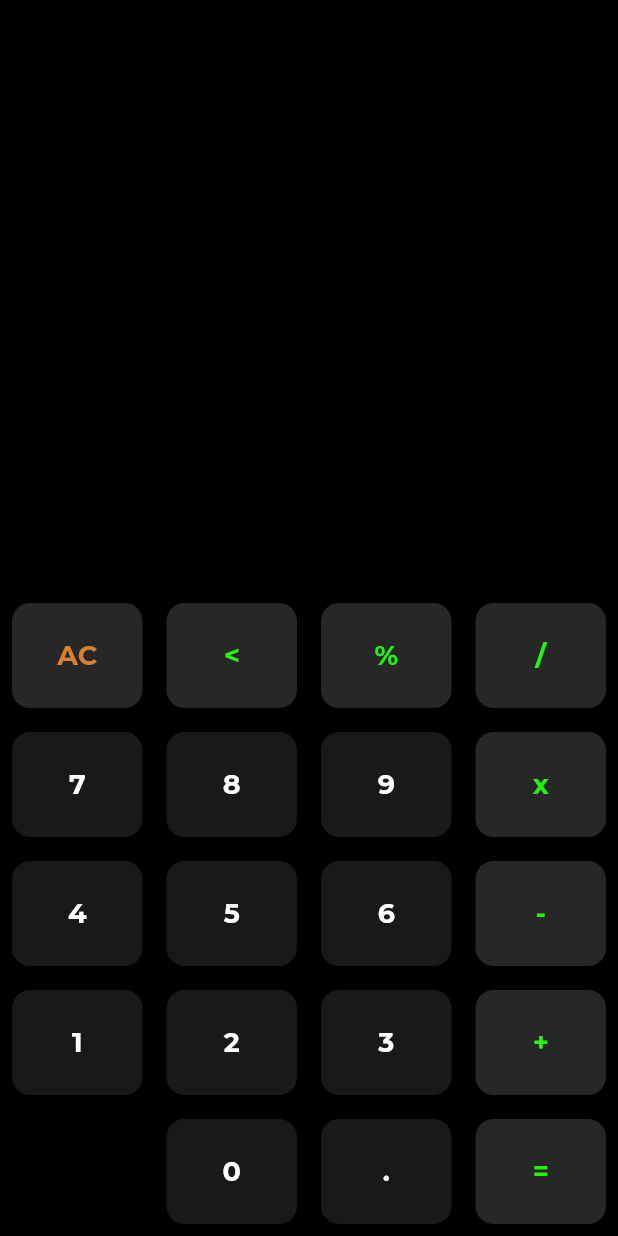
After one commit to Viraj1812/calculator_app, a Flutter app: the screen it shows after launch, on a phone screen of 412 x 824 dp. The commit adds this screen. Run offline on Flutter 3.47's test engine with Material 3 defaults, Android fonts, the phone set to English and light mode, and no system bars; our stand-ins replace google_fonts, math_expressions.

Commit message:
Seperate the UI in different different Widgets

```diff
--- /dev/null
+++ b/lib/button_row.dart
@@ -0,0 +1,38 @@
+import 'package:calculator_app/button_widget.dart';
+import 'package:flutter/material.dart';
+
+class ButtonRow extends StatelessWidget {
+  const ButtonRow(
+      {super.key,
+      required this.ls,
+      required this.tColor,
+      required this.onPress,
+      required this.buttonBgColor});
+
+  final List<String> ls;
+  final List tColor;
+  final Function(String) onPress;
+  final List buttonBgColor;
+
+  @override
+  Widget build(BuildContext context) {
+    return Column(
+      children: [
+        for (int i = 0; i < ls.length; i += 4)
+          Row(
+            children: [
+              for (int j = i; j < i + 4; j++)
+                ButtonWidget(
+                  text: ls[j],
+                  press: () {
+                    Future.microtask(() => onPress(ls[j]));
+                  },
+                  tColor: tColor[j],
+                  buttonBgColor: buttonBgColor[j],
+                )
+            ],
+          ),
+      ],
+    );
+  }
+}
--- a/lib/button_widget.dart
+++ b/lib/button_widget.dart
@@ -1,4 +1,3 @@
-import 'package:calculator_app/colors.dart';
 import 'package:flutter/material.dart';
 import 'package:google_fonts/google_fonts.dart';
 
@@ -6,8 +5,8 @@ class ButtonWidget extends StatelessWidget {
   const ButtonWidget({
     required this.text,
     required this.press,
-    this.tColor = Colors.white,
-    this.buttonBgColor = buttonColor,
+    required this.tColor,
+    required this.buttonBgColor,
     super.key,
   });
 
@@ -28,7 +27,11 @@ class ButtonWidget extends StatelessWidget {
               shape: RoundedRectangleBorder(
                 borderRadius: BorderRadius.circular(12),
               )),
-          onPressed: () => press(),
+          onPressed: () {
+            Future.microtask(() {
+              press();
+            });
+          },
           child: Text(
             text,
             style: GoogleFonts.montserrat(
--- /dev/null
+++ b/lib/diaplay.dart
@@ -0,0 +1,46 @@
+import 'package:flutter/material.dart';
+import 'package:google_fonts/google_fonts.dart';
+
+class Display extends StatelessWidget {
+  const Display({
+    required this.input,
+    required this.output,
+    required this.outputSize,
+    Key? key,
+  }) : super(key: key);
+
+  final String input;
+  final String output;
+  final double outputSize;
+
+  @override
+  Widget build(BuildContext context) {
+    return Expanded(
+      child: Container(
+        width: double.infinity,
+        padding: const EdgeInsets.all(12),
+        child: Column(
+          mainAxisAlignment: MainAxisAlignment.end,
+          crossAxisAlignment: CrossAxisAlignment.end,
+          children: [
+            Text(
+              input,
+              style: GoogleFonts.montserrat(fontSize: 40, color: Colors.white),
+            ),
+            const SizedBox(
+              height: 20,
+            ),
+            Text(
+              output,
+              style: GoogleFonts.montserrat(
+                  fontSize: outputSize, color: Colors.white),
+            ),
+            const SizedBox(
+              height: 40,
+            ),
+          ],
+        ),
+      ),
+    );
+  }
+}
--- /dev/null
+++ b/lib/helper.dart
@@ -0,0 +1,71 @@
+import 'package:calculator_app/colors.dart';
+import 'package:flutter/material.dart';
+
+const List<String> buttonValues = [
+  'AC',
+  '<',
+  '%',
+  '/',
+  '7',
+  '8',
+  '9',
+  'x',
+  '4',
+  '5',
+  '6',
+  '-',
+  '1',
+  '2',
+  '3',
+  '+',
+  '',
+  '0',
+  '.',
+  '=',
+];
+
+const List<Color> tColor = [
+  orangeColor,
+  operatorColor,
+  operatorColor,
+  operatorColor,
+  Colors.white,
+  Colors.white,
+  Colors.white,
+  operatorColor,
+  Colors.white,
+  Colors.white,
+  Colors.white,
+  operatorColor,
+  Colors.white,
+  Colors.white,
+  Colors.white,
+  operatorColor,
+  Colors.white,
+  Colors.white,
+  Colors.white,
+  operatorColor,
+];
+
+const List<Color> buttonBgColor = [
+  operatorBgColor,
+  operatorBgColor,
+  operatorBgColor,
+  operatorBgColor,
+  buttonColor,
+  buttonColor,
+  buttonColor,
+  operatorBgColor,
+  buttonColor,
+  buttonColor,
+  buttonColor,
+  operatorBgColor,
+  buttonColor,
+  buttonColor,
+  buttonColor,
+  operatorBgColor,
+  Colors.transparent,
+  buttonColor,
+  buttonColor,
+  operatorBgColor,
+];
```
Also changed, not shown: lib/home_screen.dart (+26 -164 lines).
